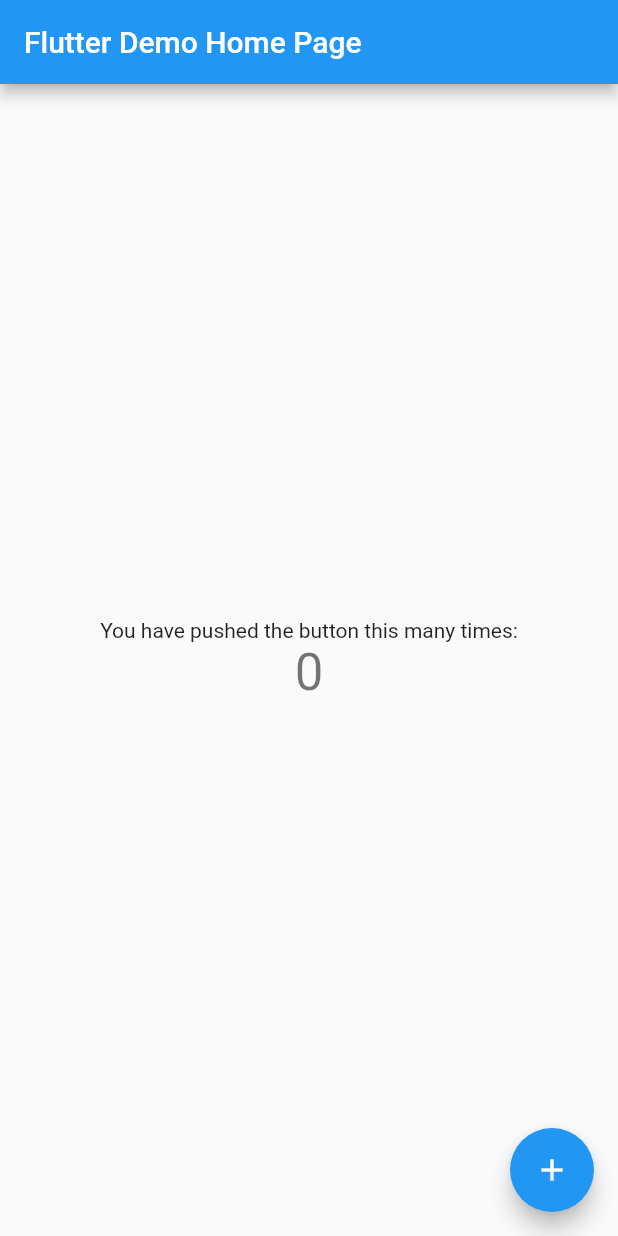
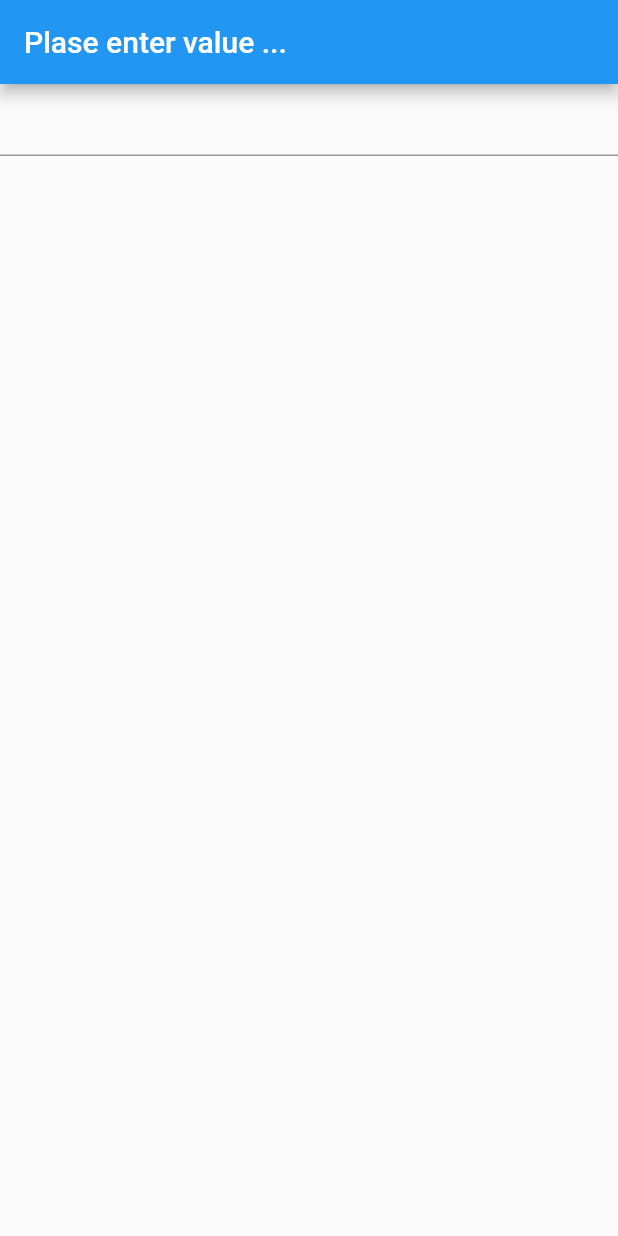
Before and after one commit to ouais123/RxDart-Course, a Flutter app: the screen it shows after launch, on a phone screen of 412 x 824 dp. Run offline on Flutter 3.47's test engine with Material 2 defaults, Android fonts, the phone set to English and light mode, and no system bars; our stand-ins replace flutter_hooks, rxdart.

Commit message:
setup project

```diff
--- a/lib/main.dart
+++ b/lib/main.dart
@@ -1,4 +1,8 @@
+import 'dart:developer';
+
 import 'package:flutter/material.dart';
+import 'package:flutter_hooks/flutter_hooks.dart';
+import 'package:rxdart/rxdart.dart';
 
 void main() {
   runApp(const MyApp());
@@ -7,109 +11,42 @@ void main() {
 class MyApp extends StatelessWidget {
   const MyApp({Key? key}) : super(key: key);
 
-  // This widget is the root of your application.
   @override
   Widget build(BuildContext context) {
     return MaterialApp(
       title: 'Flutter Demo',
       theme: ThemeData(
-        // This is the theme of your application.
-        //
-        // Try running your application with "flutter run". You'll see the
-        // application has a blue toolbar. Then, without quitting the app, try
-        // changing the primarySwatch below to Colors.green and then invoke
-        // "hot reload" (press "r" in the console where you ran "flutter run",
-        // or simply save your changes to "hot reload" in a Flutter IDE).
-        // Notice that the counter didn't reset back to zero; the application
-        // is not restarted.
         primarySwatch: Colors.blue,
       ),
-      home: const MyHomePage(title: 'Flutter Demo Home Page'),
+      home: const MyHomePage(),
     );
   }
 }
 
-class MyHomePage extends StatefulWidget {
-  const MyHomePage({Key? key, required this.title}) : super(key: key);
-
-  // This widget is the home page of your application. It is stateful, meaning
-  // that it has a State object (defined below) that contains fields that affect
-  // how it looks.
-
-  // This class is the configuration for the state. It holds the values (in this
-  // case the title) provided by the parent (in this case the App widget) and
-  // used by the build method of the State. Fields in a Widget subclass are
-  // always marked "final".
-
-  final String title;
-
-  @override
-  State<MyHomePage> createState() => _MyHomePageState();
-}
-
-class _MyHomePageState extends State<MyHomePage> {
-  int _counter = 0;
-
-  void _incrementCounter() {
-    setState(() {
-      // This call to setState tells the Flutter framework that something has
-      // changed in this State, which causes it to rerun the build method below
-      // so that the display can reflect the updated values. If we changed
-      // _counter without calling setState(), then the build method would not be
-      // called again, and so nothing would appear to happen.
-      _counter++;
-    });
-  }
+class MyHomePage extends HookWidget {
+  const MyHomePage({Key? key}) : super(key: key);
 
   @override
   Widget build(BuildContext context) {
-    // This method is rerun every time setState is called, for instance as done
-    // by the _incrementCounter method above.
-    //
-    // The Flutter framework has been optimized to make rerunning build methods
-    // fast, so that you can just rebuild anything that needs updating rather
-    // than having to individually change instances of widgets.
+    final BehaviorSubject<String> subject =
+        useMemoized(() => BehaviorSubject<String>(), [key]);
+    log("message");
+
+    useEffect(() => subject.close, [subject]);
+
     return Scaffold(
       appBar: AppBar(
-        // Here we take the value from the MyHomePage object that was created by
-        // the App.build method, and use it to set our appbar title.
-        title: Text(widget.title),
-      ),
-      body: Center(
-        // Center is a layout widget. It takes a single child and positions it
-        // in the middle of the parent.
-        child: Column(
-          // Column is also a layout widget. It takes a list of children and
-          // arranges them vertically. By default, it sizes itself to fit its
-          // children horizontally, and tries to be as tall as its parent.
-          //
-          // Invoke "debug painting" (press "p" in the console, choose the
-          // "Toggle Debug Paint" action from the Flutter Inspector in Android
-          // Studio, or the "Toggle Debug Paint" command in Visual Studio Code)
-          // to see the wireframe for each widget.
-          //
-          // Column has various properties to control how it sizes itself and
-          // how it positions its children. Here we use mainAxisAlignment to
-          // center the children vertically; the main axis here is the vertical
-          // axis because Columns are vertical (the cross axis would be
-          // horizontal).
-          mainAxisAlignment: MainAxisAlignment.center,
-          children: <Widget>[
-            const Text(
-              'You have pushed the button this many times:',
-            ),
-            Text(
-              '$_counter',
-              style: Theme.of(context).textTheme.headline4,
-            ),
-          ],
+        title: StreamBuilder<String>(
+          stream: subject.stream
+              .distinct()
+              .debounceTime(const Duration(milliseconds: 800)),
+          initialData: "Plase enter value ...",
+          builder: (_, snapshot) => Text(snapshot.requireData),
         ),
       ),
-      floatingActionButton: FloatingActionButton(
-        onPressed: _incrementCounter,
-        tooltip: 'Increment',
-        child: const Icon(Icons.add),
-      ), // This trailing comma makes auto-formatting nicer for build methods.
+      body: TextField(
+        onChanged: subject.sink.add,
+      ),
     );
   }
 }
```
Also changed, not shown: pubspec.yaml (+10 -64 lines), pubspec.lock.
